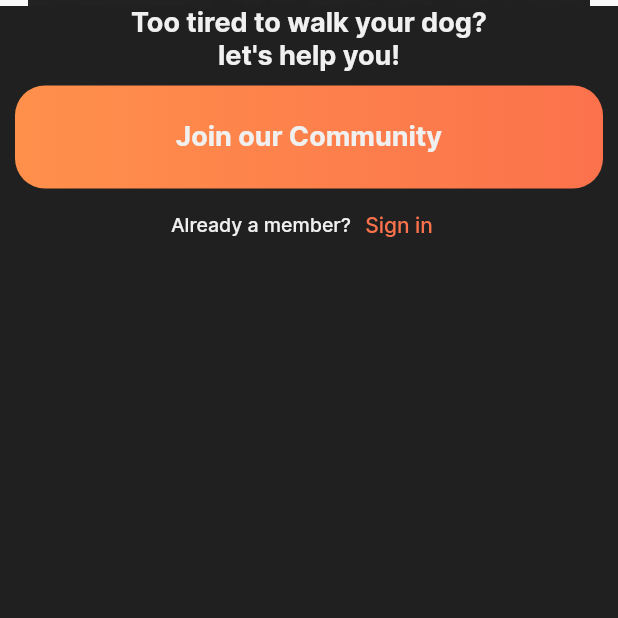
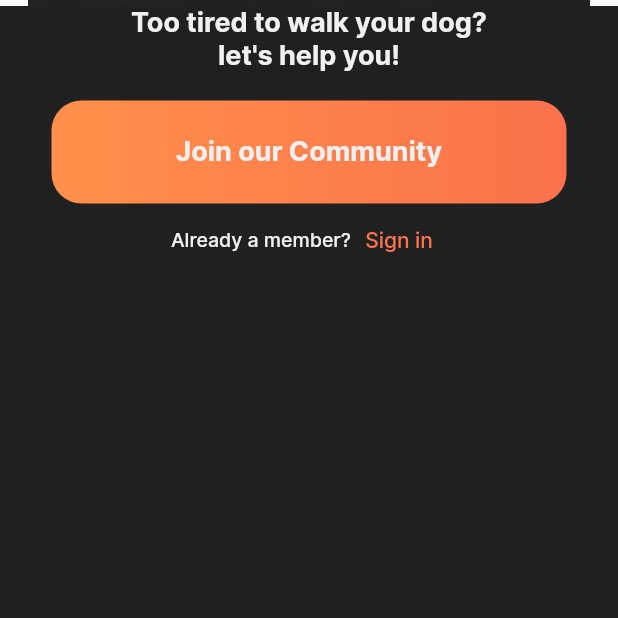
Before and after one commit to aniekan12/dog_walking_app_ui, a Flutter app: the screen it shows after launch, scrolled down 576 dp, on a phone screen of 412 x 824 dp, the top half of it. Run offline on Flutter 3.47's test engine with Material 2 defaults, Android fonts, the light colour scheme and no system bars; our stand-ins replace get.

Commit message:
get package added

```diff
--- a/lib/main.dart
+++ b/lib/main.dart
@@ -1,6 +1,7 @@
 import 'package:dog_walking_app_ui/views/splash/splash_screen.dart';
 import 'package:flutter/foundation.dart';
 import 'package:flutter/material.dart';
+import 'package:get/route_manager.dart';
 
 void main() {
   showDebugPrint();
@@ -16,7 +17,7 @@ class MyApp extends StatelessWidget {
   const MyApp({Key? key}) : super(key: key);
   @override
   Widget build(BuildContext context) {
-    return MaterialApp(
+    return GetMaterialApp(
       title: 'Dog Walker',
       theme: ThemeData(
         fontFamily: 'Inter',
--- a/lib/views/shared/app_button.dart
+++ b/lib/views/shared/app_button.dart
@@ -23,7 +23,7 @@ class OrangeGradientButton extends StatelessWidget {
             ]),
           ),
           height: MediaQuery.of(context).size.height / 12,
-          width: MediaQuery.of(context).size.width,
+          width: MediaQuery.of(context).size.width / 1.2,
           child: MaterialButton(
             onPressed: pressed,
             child: Text(
--- a/lib/views/splash/splash_screen.dart
+++ b/lib/views/splash/splash_screen.dart
@@ -1,9 +1,12 @@
+import 'package:dog_walking_app_ui/helpers/ui_helper.dart';
 import 'package:dog_walking_app_ui/utils/constants/constants.dart';
 import 'package:dog_walking_app_ui/utils/constants/image_assets.dart';
 import 'package:dog_walking_app_ui/utils/size_config/size_config.dart';
 import 'package:dog_walking_app_ui/utils/styles/styles.dart';
 import 'package:dog_walking_app_ui/views/shared/app_button.dart';
+import 'package:dog_walking_app_ui/views/signup/signup.dart';
 import 'package:flutter/material.dart';
+import 'package:get/get.dart';
 
 class SplashScreen extends StatelessWidget {
   const SplashScreen({Key? key}) : super(key: key);
@@ -56,9 +59,10 @@ class SplashScreen extends StatelessWidget {
       children: [
         Center(child: Text(tooTired, style: AppTextStyles.heading1)),
         Center(child: Text(letsHelp, style: AppTextStyles.heading1)),
+        UIHelper.verticalSpaceSmall,
         OrangeGradientButton(
           buttonText: joinOur,
-          pressed: () {},
+          pressed: () => Get.to(const SignUpView()),
         ),
         Row(
           mainAxisAlignment: MainAxisAlignment.center,
--- a/pubspec.yaml
+++ b/pubspec.yaml
@@ -16,6 +16,7 @@ dependencies:
   cupertino_icons: ^1.0.2
   iconly: ^1.0.1
   flutter_svg: ^1.0.3
+  get: ^4.6.1
 
 dev_dependencies:
   flutter_test:
```
Also changed, not shown: lib/utils/nav/navigation.dart (deleted, +0 -25 lines), lib/views/signup/signup.dart (+10 -0 lines), pubspec.lock.
